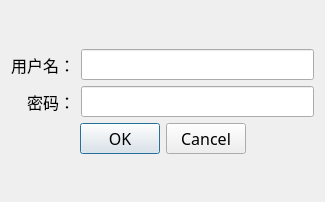
Above: logindialog.ui from luoboQAQ/ChargeManager before the change. Below: the same form after it.
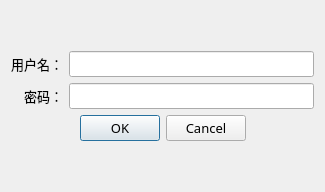
That is the form after the change.

```diff
--- a/logindialog.ui
+++ b/logindialog.ui
@@ -7,13 +7,13 @@
     <x>0</x>
     <y>0</y>
     <width>325</width>
-    <height>202</height>
+    <height>192</height>
    </rect>
   </property>
   <property name="font">
    <font>
-    <family>黑体</family>
-    <pointsize>12</pointsize>
+    <family>微软雅黑</family>
+    <pointsize>10</pointsize>
    </font>
   </property>
   <property name="windowTitle">
```
